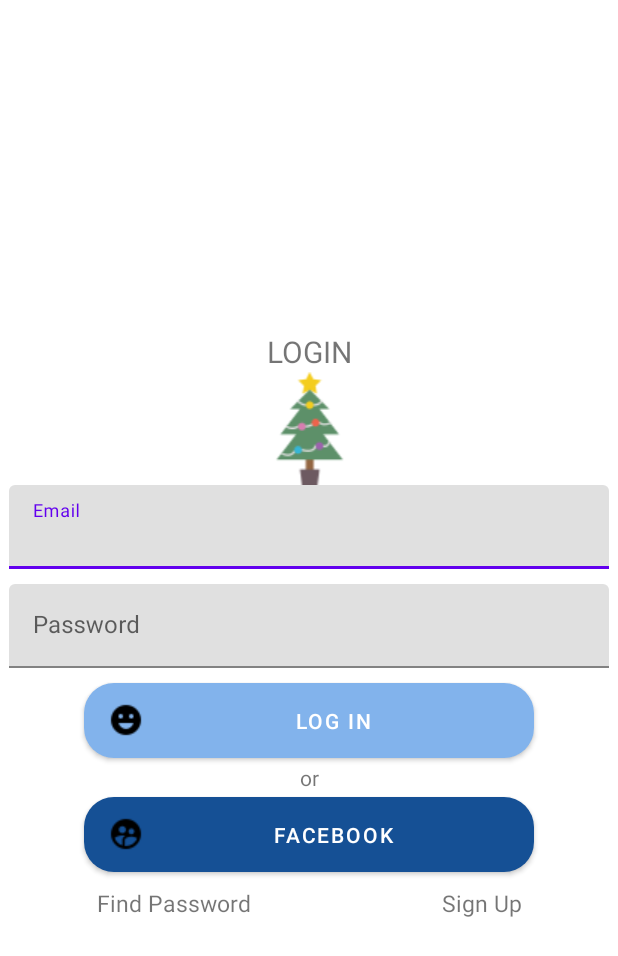
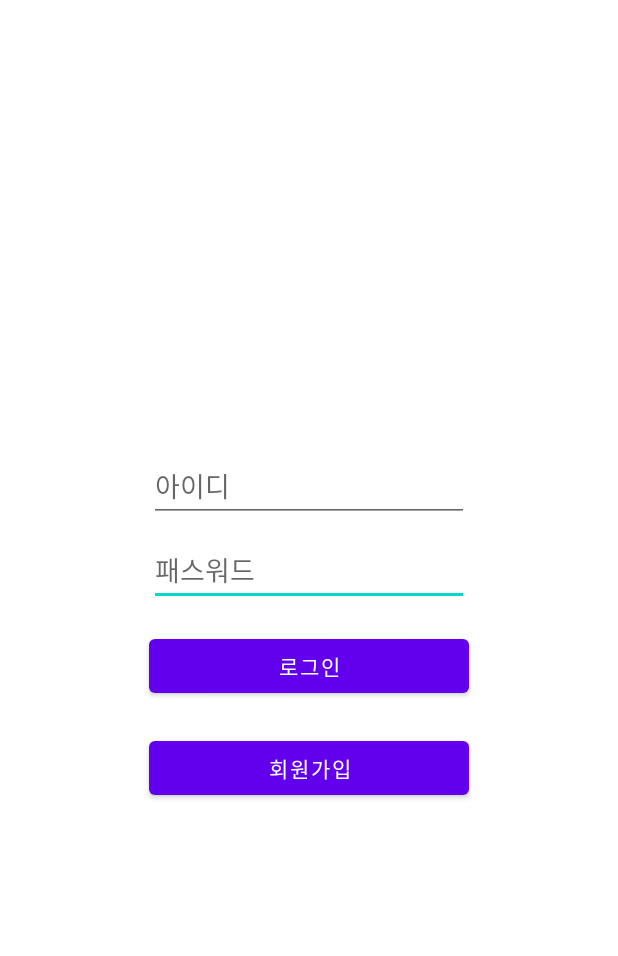
Before and after one commit to hjss705/WeSold, an Android app: the layout activity_login.xml on its own in the app's theme, with its tools: preview values and no code run, on a phone screen of 412 x 824 dp. Shown: the top 956 px of the screen. Run offline under Robolectric (Android 15) with nearby library versions, the phone set to English and light mode, and no system bars.

Commit message:
2021-12-22

```diff
--- a/app/src/main/res/layout/activity_login.xml
+++ b/app/src/main/res/layout/activity_login.xml
@@ -1,100 +1,55 @@
 <?xml version="1.0" encoding="utf-8"?>
-<LinearLayout xmlns:app="http://schemas.android.com/apk/res-auto"
+<androidx.constraintlayout.widget.ConstraintLayout xmlns:android="http://schemas.android.com/apk/res/android"
+    xmlns:app="http://schemas.android.com/apk/res-auto"
+    xmlns:tools="http://schemas.android.com/tools"
     android:layout_width="match_parent"
     android:layout_height="match_parent"
-    android:orientation="vertical"
-    android:gravity="center"
-    xmlns:android="http://schemas.android.com/apk/res/android">
-    <TextView
-        android:layout_width="match_parent"
+    tools:context=".LoginActivity">
+    <EditText
+        android:id="@+id/et_pass"
+        android:layout_width="wrap_content"
         android:layout_height="wrap_content"
-        android:layout_gravity="center"
-        android:gravity="center"
-        android:layout_marginTop="10dp"
-        android:textSize="20dp"
-        android:text="LOGIN"/>
-    <!--layout_gravity: view를 감싸는 상위 뷰(Linear Layout)를 기준으로 할때 뷰의 위치-->
-    <!--gravity: view 내부의 content의 위치 설정-->
-    <ImageView
-        android:layout_width="match_parent"
+        android:layout_marginStart="8dp"
+        android:layout_marginTop="8dp"
+        android:layout_marginEnd="8dp"
+        android:ems="10"
+        android:hint="패스워드"
+        android:inputType="textPersonName"
+        app:layout_constraintEnd_toEndOf="parent"
+        app:layout_constraintStart_toStartOf="parent"
+        app:layout_constraintTop_toBottomOf="@+id/et_id" />
+
+    <EditText
+        android:id="@+id/et_id"
+        android:layout_width="wrap_content"
         android:layout_height="wrap_content"
-        android:gravity="center"
-        android:background="@null"
-        android:src="@drawable/christmasicon"/>
-    <!--사진 넣고싶으면 되도록 src에 집어넣기-->
-    <com.google.android.material.textfield.TextInputLayout
-        android:layout_width="match_parent"
+        android:layout_marginStart="8dp"
+        android:layout_marginTop="300dp"
+        android:layout_marginEnd="8dp"
+        android:ems="10"
+        android:hint="아이디"
+        android:inputType="textPersonName"
+        app:layout_constraintEnd_toEndOf="parent"
+        app:layout_constraintStart_toStartOf="parent"
+        app:layout_constraintTop_toTopOf="parent" />
+    <Button
+        android:id="@+id/btn_login"
+        android:layout_width="0dp"
         android:layout_height="wrap_content"
-        android:hint="Email">
-        <com.google.android.material.textfield.TextInputEditText
-            android:layout_width="400dp"
-            android:layout_height="wrap_content"
-            android:layout_gravity="center"
-            android:layout_marginBottom="10dp"/>
-    </com.google.android.material.textfield.TextInputLayout>
-
-    <com.google.android.material.textfield.TextInputLayout
-        android:layout_width="match_parent"
+        android:layout_marginTop="16dp"
+        android:text="로그인"
+        app:layout_constraintEnd_toEndOf="@+id/et_pass"
+        app:layout_constraintHorizontal_bias="0.0"
+        app:layout_constraintStart_toStartOf="@+id/et_pass"
+        app:layout_constraintTop_toBottomOf="@+id/et_pass" />
+    <Button
+        android:id="@+id/btn_register"
+        android:layout_width="0dp"
         android:layout_height="wrap_content"
-        android:hint="Password">
-        <com.google.android.material.textfield.TextInputEditText
-            android:layout_width="400dp"
-            android:layout_height="wrap_content"
-            android:layout_gravity="center"
-            android:layout_marginBottom="10dp"/>
-    </com.google.android.material.textfield.TextInputLayout>
-
-
-    <Button
-        android:id="@+id/login_main"
-        android:layout_width="300dp"
-        android:layout_height="50dp"
-        android:background="@drawable/btn_blue2"
-        android:layout_gravity="center"
-        android:text="Log in"
-        android:drawableLeft="@drawable/icon_face"
-        app:backgroundTint="@color/skyblue" />
-    <TextView
-        android:layout_width="match_parent"
-        android:layout_height="wrap_content"
-        android:layout_gravity="center"
-        android:layout_marginBottom="3dp"
-        android:layout_marginTop="3dp"
-        android:gravity="center"
-        android:text="or"/>
-
-    <Button
-        android:layout_width="300dp"
-        android:layout_height="50dp"
-        android:background="@drawable/btn_blue2"
-        android:layout_gravity="center"
-        android:text="Facebook"
-        android:drawableLeft="@drawable/icon_person"
-        android:layout_marginBottom="10dp"
-        app:backgroundTint="@color/Darkblue" />
-
-    <LinearLayout
-        android:layout_width="match_parent"
-        android:layout_height="wrap_content"
-        android:orientation="horizontal"
-        android:layout_gravity="center"
-        android:gravity="center"
-        android:weightSum="1">
-        <!--자식들을 중앙정렬 하고 싶으면 부모에게 속성을 준다.-->
-        <TextView
-            android:layout_width="wrap_content"
-            android:layout_height="wrap_content"
-            android:gravity="center"
-            android:textSize="15sp"
-            android:text="Find Password"
-            android:layout_weight="0.5"/>
-        <TextView
-            android:layout_width="wrap_content"
-            android:layout_height="wrap_content"
-            android:gravity="center"
-            android:textSize="15sp"
-            android:text="Sign Up"
-            android:layout_weight="0.5"/>
-
-    </LinearLayout>
-</LinearLayout>
+        android:layout_marginTop="20dp"
+        android:text="회원가입"
+        app:layout_constraintEnd_toEndOf="@+id/btn_login"
+        app:layout_constraintHorizontal_bias="0.0"
+        app:layout_constraintStart_toStartOf="@+id/btn_login"
+        app:layout_constraintTop_toBottomOf="@+id/btn_login" />
+</androidx.constraintlayout.widget.ConstraintLayout>
```
Also changed, not shown: app/src/main/res/layout/activity_login2.xml (added, +100 -0 lines).
